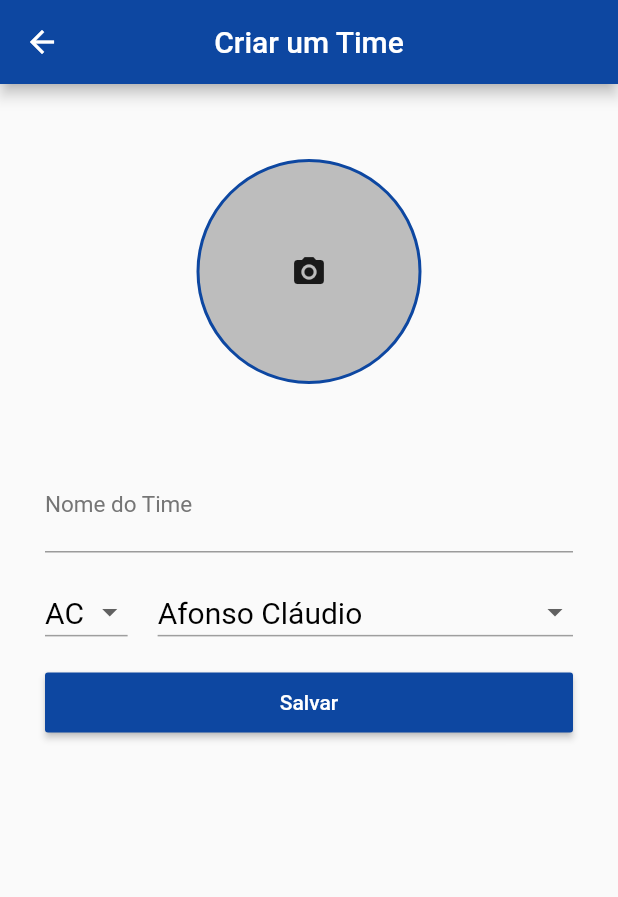
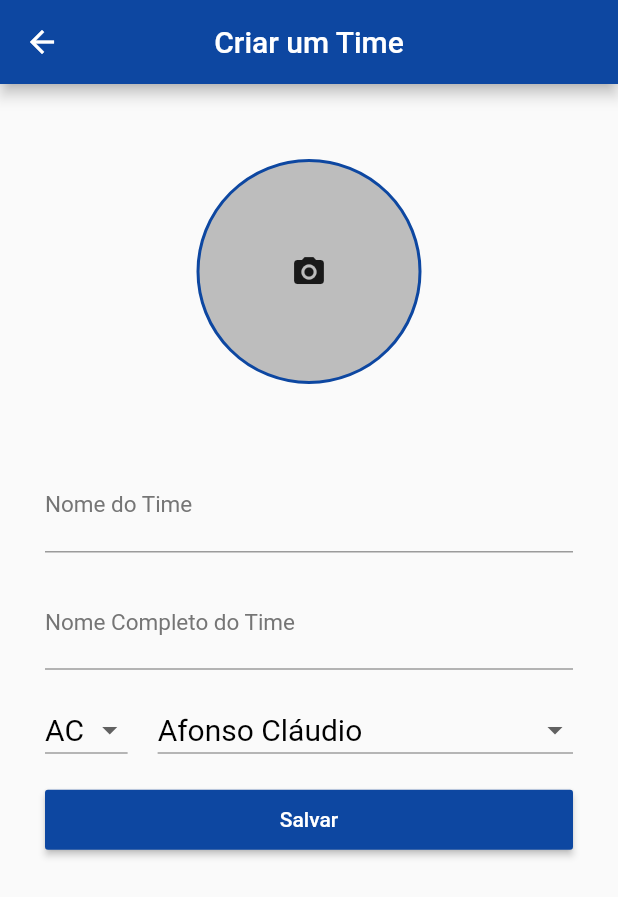
Before and after one commit to gabrielvt27/lista_times_flutter, a Flutter app: the screen it shows after launch, after a tap on the "add" icon, on a phone screen of 412 x 824 dp. Shown: the top 897 px of the screen. Run offline on Flutter 3.47's test engine with Material 2 defaults, Android fonts, the phone set to English and light mode, and no system bars; our stand-ins replace image_cropper, image_picker.

Commit message:
Ajustes dropdownbutton

```diff
--- a/lib/model/time.dart
+++ b/lib/model/time.dart
@@ -101,16 +101,18 @@ class Equipes {
 class Time {
   int id;
   String nome;
+  String fullname;
   String cidade;
   String estado;
   String icone;
 
-  Time({this.id, this.nome, this.cidade, this.estado, this.icone});
+  Time({this.id, this.nome, this.fullname, this.cidade, this.estado, this.icone});
 
   factory Time.fromJson(Map<String, dynamic> json) {
     return Time(
       id: json["id"],
       nome: json["nome"],
+      fullname: json["fullname"],
       cidade: json["cidade"],
       estado: json["estado"],
       icone: json["icone"],
@@ -120,6 +122,7 @@ class Time {
   Map<String, dynamic> toJson() => {
         "id": id,
         "nome": nome,
+        "fullname": fullname,
         "cidade": cidade,
         "estado": estado,
         "icone": icone,
--- a/lib/screens/cria_time.dart
+++ b/lib/screens/cria_time.dart
@@ -39,6 +39,7 @@ class _CriaTimeState extends State<CriaTime> {
   final picker = ImagePicker();
 
   final _nometime = TextEditingController();
+  final _fullnametime = TextEditingController();
 
   final _formKey = GlobalKey<FormState>();
 
@@ -60,16 +61,18 @@ class _CriaTimeState extends State<CriaTime> {
     if (_aux != 0) {
       _time = _equipes.getTime(_aux);
       _nometime.text = _time.nome;
-      _selectedEstado = _time.estado;
+      _fullnametime.text = _time.fullname;
 
-      List<Estado> idestado =
+      if (!_flag) {
+        List<Estado> idestado =
           _estados.where((estado) => estado.sigla == _time.estado).toList();
-      _cidades = _originalcidades
-          .where((cidade) => cidade.estado == idestado[0].id)
-          .toList();
-      _selectedCidade = _time.cidade;
-
-      if (!_flag) _path = _time.icone;
+          _cidades = _originalcidades
+              .where((cidade) => cidade.estado == idestado[0].id)
+              .toList();
+        _selectedCidade = _time.cidade;
+        _selectedEstado = _time.estado;
+        _path = _time.icone;
+      }
 
       _titulo = "Editar Time";
     } else {
@@ -141,6 +144,10 @@ class _CriaTimeState extends State<CriaTime> {
                   Divider(
                     color: Colors.transparent,
                   ),
+                  _construirInput("Nome Completo do Time", _fullnametime),
+                  Divider(
+                    color: Colors.transparent,
+                  ),
                   Container(
                     child: Row(
                       children: [
@@ -160,6 +167,7 @@ class _CriaTimeState extends State<CriaTime> {
                                     .toList();
 
                                 _selectedCidade = _cidades[0].nome;
+                                _flag = true;
                               });
                             },
                             underline: Container(
@@ -183,6 +191,7 @@ class _CriaTimeState extends State<CriaTime> {
                             onChanged: (String newValue) {
                               setState(() {
                                 _selectedCidade = newValue;
+                                _flag = true;
                               });
                             },
                             underline: Container(
@@ -251,6 +260,7 @@ class _CriaTimeState extends State<CriaTime> {
     if (_formKey.currentState.validate() && _path != null) {
       if (_aux != 0) {
         if (_nometime.text != _time.nome ||
+            _fullnametime.text != _time.fullname ||
             _selectedEstado != _time.estado ||
             _selectedCidade != _time.cidade ||
             _path != _time.icone) {
@@ -274,6 +284,7 @@ class _CriaTimeState extends State<CriaTime> {
       Time novoTime = Time(
           id: _equipes.getIterator,
           nome: _nometime.text,
+          fullname: _fullnametime.text,
           estado: _selectedEstado,
           cidade: _selectedCidade,
           icone: _path);
@@ -282,6 +293,7 @@ class _CriaTimeState extends State<CriaTime> {
     });
 
     _nometime.clear();
+    _fullnametime.clear();
     _path = null;
 
     Scaffold.of(context).showSnackBar(SnackBar(
@@ -292,6 +304,7 @@ class _CriaTimeState extends State<CriaTime> {
 
   void _atualizarTime(BuildContext context) {
     _time.nome = _nometime.text;
+    _time.fullname = _fullnametime.text;
     _time.estado = _selectedEstado;
     _time.cidade = _selectedCidade;
     _time.icone = _path;
@@ -401,7 +414,7 @@ class _CriaTimeState extends State<CriaTime> {
 
     List<Cidade> listacidades =
         itens.map<Cidade>((json) => Cidade.fromJson(json)).toList();
-    print("init state");
+
     setState(() {
       _originalcidades = listacidades;
       _cidades = _originalcidades
--- a/lib/screens/lista_times.dart
+++ b/lib/screens/lista_times.dart
@@ -26,16 +26,13 @@ class _ListaTimesState extends State<ListaTimes> {
         appBar: AppBar(
           title: Text("Lista de Times"),
           backgroundColor: Colors.blue[900],
+          centerTitle: true,
           actions: [
             IconButton(
-                icon: Icon(Icons.add),
-                onPressed: () {
-                  controller.animateToPage(page,
-                      duration: const Duration(milliseconds: 500),
-                      curve: Curves.easeInOut);
-                })
+                icon: Icon(Icons.search),
+                onPressed: () {}
+            )
           ],
-          centerTitle: true,
         ),
         body: FutureBuilder(
             future: equipes.carregaEquipes(),
@@ -106,6 +103,16 @@ class _ListaTimesState extends State<ListaTimes> {
               } else {
                 return Text("Ocorreu um erro inesperado");
               }
-            }));
+            }),
+            floatingActionButton: FloatingActionButton(
+              onPressed: (){
+                controller.animateToPage(page,
+                      duration: const Duration(milliseconds: 500),
+                      curve: Curves.easeInOut);
+              },
+              child: Icon(Icons.add),
+              backgroundColor: Colors.blue[900]
+            ),
+      );
   }
 }
```
Also changed, not shown: pubspec.lock.
